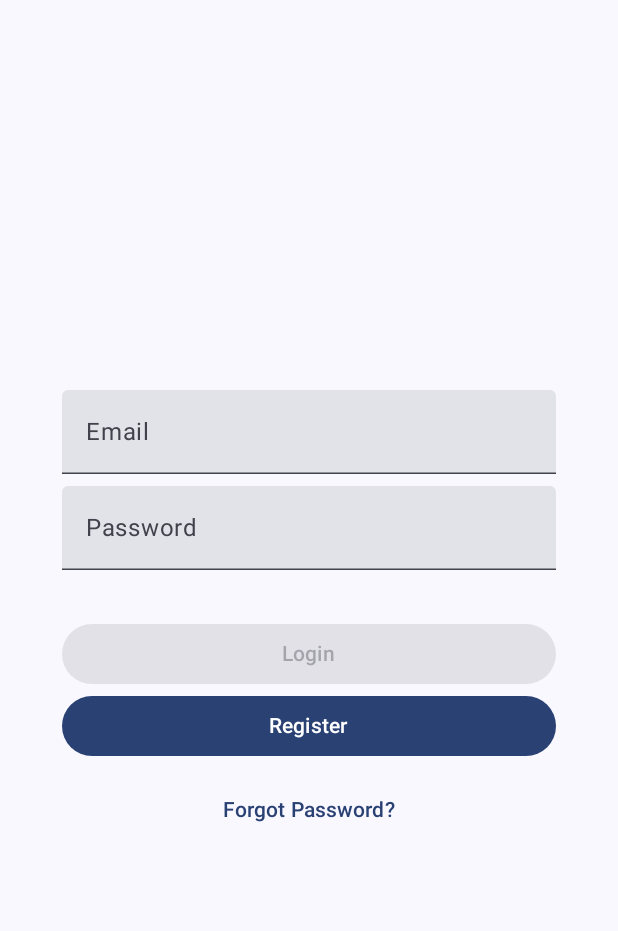
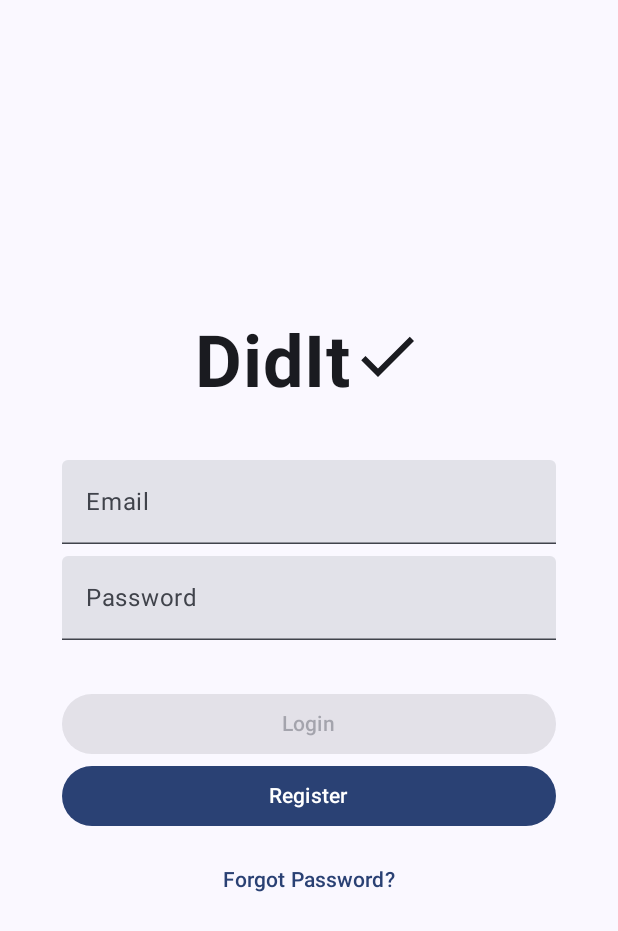
Before and after one commit to kmatijev/DidIt, an Android app built with Jetpack Compose: the screen it shows after launch (MainActivity), on a phone screen of 412 x 824 dp. Shown: the top 931 px of the screen. Run offline under Robolectric (Android 15) with nearby library versions, the phone set to English and light mode, and no system bars; our stand-ins replace Firebase (no records; nobody signed in at launch, a user with empty details on screens opened directly), Room's generated code.

```diff
--- a/app/src/main/java/com/example/didit/db/Converters.kt
+++ b/app/src/main/java/com/example/didit/db/Converters.kt
@@ -1,7 +1,6 @@
 package com.example.didit.db
 
 import androidx.room.TypeConverter
-import com.example.didit.Category
 import java.util.Date
 
 class Converters {
--- a/app/src/main/java/com/example/didit/Todo.kt
+++ b/app/src/main/java/com/example/didit/db/Todo.kt
@@ -1,4 +1,4 @@
-package com.example.didit
+package com.example.didit.db
 
 import androidx.room.Entity
 import androidx.room.PrimaryKey
--- a/app/src/main/java/com/example/didit/db/TodoDao.kt
+++ b/app/src/main/java/com/example/didit/db/TodoDao.kt
@@ -5,8 +5,6 @@ import androidx.room.Dao
 import androidx.room.Insert
 import androidx.room.Query
 import androidx.room.Update
-import com.example.didit.CategoryStats
-import com.example.didit.Todo
 
 @Dao
 interface TodoDao {
--- a/app/src/main/java/com/example/didit/db/TodoDatabase.kt
+++ b/app/src/main/java/com/example/didit/db/TodoDatabase.kt
@@ -3,7 +3,6 @@ package com.example.didit.db
 import androidx.room.Database
 import androidx.room.RoomDatabase
 import androidx.room.TypeConverters
-import com.example.didit.Todo
 
 @Database(entities = [Todo::class], version = 9)
 @TypeConverters(Converters::class)
--- a/app/src/main/java/com/example/didit/FinishedTasksPage.kt
+++ b/app/src/main/java/com/example/didit/pages/FinishedTasksPage.kt
@@ -1,4 +1,4 @@
-package com.example.didit
+package com.example.didit.pages
 
 import androidx.compose.foundation.layout.Column
 import androidx.compose.foundation.layout.fillMaxHeight
@@ -14,6 +14,8 @@ import androidx.compose.runtime.livedata.observeAsState
 import androidx.compose.ui.Modifier
 import androidx.compose.ui.text.style.TextAlign
 import androidx.compose.ui.unit.dp
+import com.example.didit.utils.AppTopBar
+import com.example.didit.viewmodels.TodoViewModel
 
 @Composable
 fun FinishedTasksPage(
--- a/app/src/main/java/com/example/didit/ForgotPasswordPage.kt
+++ b/app/src/main/java/com/example/didit/pages/ForgotPasswordPage.kt
@@ -1,4 +1,4 @@
-package com.example.didit
+package com.example.didit.pages
 
 import androidx.compose.foundation.layout.Arrangement
 import androidx.compose.foundation.layout.Column
@@ -24,6 +24,8 @@ import androidx.compose.runtime.setValue
 import androidx.compose.ui.Alignment
 import androidx.compose.ui.Modifier
 import androidx.compose.ui.unit.dp
+import com.example.didit.viewmodels.AuthState
+import com.example.didit.viewmodels.AuthViewModel
 
 @Composable
 fun ForgotPasswordPage(
--- a/app/src/main/java/com/example/didit/LoginPage.kt
+++ b/app/src/main/java/com/example/didit/pages/LoginPage.kt
@@ -1,16 +1,21 @@
-package com.example.didit
+package com.example.didit.pages
 
 
+import android.util.Log
 import androidx.compose.foundation.layout.Arrangement
 import androidx.compose.foundation.layout.Box
 import androidx.compose.foundation.layout.Column
+import androidx.compose.foundation.layout.Row
 import androidx.compose.foundation.layout.Spacer
 import androidx.compose.foundation.layout.fillMaxSize
 import androidx.compose.foundation.layout.fillMaxWidth
 import androidx.compose.foundation.layout.height
 import androidx.compose.foundation.layout.padding
+import androidx.compose.foundation.layout.size
 import androidx.compose.material3.Button
 import androidx.compose.material3.CircularProgressIndicator
+import androidx.compose.material3.Icon
+import androidx.compose.material3.MaterialTheme
 import androidx.compose.material3.Scaffold
 import androidx.compose.material3.SnackbarHost
 import androidx.compose.material3.SnackbarHostState
@@ -26,8 +31,15 @@ import androidx.compose.runtime.remember
 import androidx.compose.runtime.setValue
 import androidx.compose.ui.Alignment
 import androidx.compose.ui.Modifier
+import androidx.compose.ui.res.painterResource
+import androidx.compose.ui.text.font.FontWeight
 import androidx.compose.ui.text.input.PasswordVisualTransformation
+import androidx.compose.ui.text.style.TextAlign
 import androidx.compose.ui.unit.dp
+import androidx.compose.ui.unit.sp
+import com.example.didit.R
+import com.example.didit.viewmodels.AuthState
+import com.example.didit.viewmodels.AuthViewModel
 
 @Composable
 fun LoginPage(
@@ -54,6 +66,19 @@ fun LoginPage(
                 verticalArrangement = Arrangement.Center,
                 horizontalAlignment = Alignment.CenterHorizontally
             ) {
+                Row {
+                    Text(text = "DidIt",
+                        fontSize = 48.sp,
+                        fontWeight = FontWeight.Bold,
+                        modifier = Modifier.padding(bottom = 36.dp))
+
+                    Icon(
+                        painter = painterResource(id = R.drawable.baseline_check_24),
+                        contentDescription = "DidIt Icon",
+                        modifier = Modifier.size(48.dp)
+                    )
+                }
+
                 var email by remember { mutableStateOf("") }
                 var password by remember { mutableStateOf("") }
 
@@ -113,6 +138,7 @@ fun LoginPage(
             val errorMessage = (authState as AuthState.Error).message
             snackbarHostState.showSnackbar(errorMessage)
         } else if (authState is AuthState.Success) {
+            Log.d("LoginPage", "Login successful")
             onLoginSuccess()
         }
     }
--- a/app/src/main/java/com/example/didit/AppTopBar.kt
+++ b/app/src/main/java/com/example/didit/utils/AppTopBar.kt
@@ -1,4 +1,4 @@
-package com.example.didit
+package com.example.didit.utils
 
 import androidx.compose.material3.ExperimentalMaterial3Api
 import androidx.compose.material3.Icon
@@ -7,6 +7,7 @@ import androidx.compose.material3.Text
 import androidx.compose.material3.TopAppBar
 import androidx.compose.runtime.Composable
 import androidx.compose.ui.res.painterResource
+import com.example.didit.R
 
 @OptIn(ExperimentalMaterial3Api::class)
 @Composable
--- a/app/src/main/java/com/example/didit/CategoryBarChart.kt
+++ b/app/src/main/java/com/example/didit/utils/CategoryBarChart.kt
@@ -1,4 +1,4 @@
-package com.example.didit
+package com.example.didit.utils
 
 import androidx.compose.foundation.background
 import androidx.compose.foundation.layout.Box
@@ -19,6 +19,7 @@ import androidx.compose.ui.Modifier
 import androidx.compose.ui.draw.clip
 import androidx.compose.ui.graphics.Color
 import androidx.compose.ui.unit.dp
+import com.example.didit.db.Category
 
 @Composable
 fun CategoryBarChart(
--- a/app/src/main/java/com/example/didit/StatisticsViewModel.kt
+++ b/app/src/main/java/com/example/didit/viewmodels/StatisticsViewModel.kt
@@ -1,10 +1,12 @@
-package com.example.didit
+package com.example.didit.viewmodels
 
 import android.app.Application
 import androidx.lifecycle.AndroidViewModel
 import androidx.lifecycle.LiveData
 import androidx.lifecycle.MutableLiveData
 import androidx.lifecycle.map
+import com.example.didit.db.Category
+import com.example.didit.MainApplication
 
 class StatisticsViewModel(application: Application, authViewModel: AuthViewModel) : AndroidViewModel(application) {
 
--- a/app/src/main/java/com/example/didit/TodoViewModel.kt
+++ b/app/src/main/java/com/example/didit/viewmodels/TodoViewModel.kt
@@ -1,18 +1,20 @@
-package com.example.didit
+package com.example.didit.viewmodels
 
 import android.app.Application
 import android.os.Handler
 import android.os.Looper
 import android.util.Log
-import androidx.compose.runtime.State
 import androidx.lifecycle.AndroidViewModel
 import androidx.lifecycle.LiveData
 import androidx.lifecycle.MediatorLiveData
-import androidx.lifecycle.MutableLiveData
 import androidx.lifecycle.asLiveData
 import androidx.lifecycle.distinctUntilChanged
 import androidx.lifecycle.map
 import androidx.lifecycle.viewModelScope
+import com.example.didit.db.Category
+import com.example.didit.MainApplication
+import com.example.didit.db.Priority
+import com.example.didit.db.Todo
 import com.example.didit.db.UserObject
 import com.example.didit.utils.NotificationUtil
 import com.example.didit.utils.PreferencesManager
@@ -28,12 +30,14 @@ class TodoViewModel(application: Application, private val authViewModel: AuthVie
     private val todoDao = MainApplication.todoDatabase.getTodoDao()
     private val userDao = MainApplication.userDatabase.getUserDao()
 
+    private val context = application.applicationContext
+
+
     private val _user = MediatorLiveData<UserObject>()
     val user: LiveData<UserObject> get() = _user
 
-    private val userId = authViewModel.userId
-
-    private val context = application.applicationContext
+    private val userId: String
+        get() = authViewModel.userId
 
     private val preferencesManager = PreferencesManager(application)
 
@@ -54,15 +58,15 @@ class TodoViewModel(application: Application, private val authViewModel: AuthVie
 
     init {
 
+        _user.addSource(authViewModel.user.asLiveData()) { user ->
+            user?.let {
+                fetchUser(it.uid)
+            }
+        }
+
         _todoList.addSource(authViewModel.user.asLiveData()) { user ->
             user?.let {
                 fetchTodosForUser(it.uid)
-            }
-        }
-
-        _user.addSource(authViewModel.user.asLiveData()) { user ->
-            user?.let {
-                fetchUser(it.uid)
             }
         }
     }
--- /dev/null
+++ b/app/src/main/res/drawable/baseline_check_24.xml
@@ -0,0 +1,5 @@
+<vector xmlns:android="http://schemas.android.com/apk/res/android" android:height="24dp" android:tint="#000000" android:viewportHeight="24" android:viewportWidth="24" android:width="24dp">
+
+    <path android:fillColor="@android:color/white" android:pathData="M9,16.17L4.83,12l-1.42,1.41L9,19 21,7l-1.41,-1.41z"/>
+
+</vector>
```
Also changed, not shown: app/src/main/java/com/example/didit/MainActivity.kt (+13 -0 lines), app/src/main/java/com/example/didit/pages/ProfilePage.kt (renamed from app/src/main/java/com/example/didit/ProfilePage.kt, +8 -7 lines), app/src/main/java/com/example/didit/pages/RegisterPage.kt (renamed from app/src/main/java/com/example/didit/RegisterPage.kt, +4 -3 lines), app/src/main/java/com/example/didit/pages/TaskStatisticsPage.kt (renamed from app/src/main/java/com/example/didit/TaskStatisticsPage.kt, +7 -7 lines), app/src/main/java/com/example/didit/pages/TodoListPage.kt (renamed from app/src/main/java/com/example/didit/TodoListPage.kt, +10 -3 lines), app/src/main/java/com/example/didit/utils/CircularProfileImage.kt (added, +29 -0 lines), app/src/main/java/com/example/didit/viewmodels/AuthViewModel.kt (renamed from app/src/main/java/com/example/didit/AuthViewModel.kt, +5 -4 lines), app/src/main/java/com/example/didit/viewmodels/UserViewModel.kt (renamed from app/src/main/java/com/example/didit/UserViewModel.kt, +2 -8 lines).
